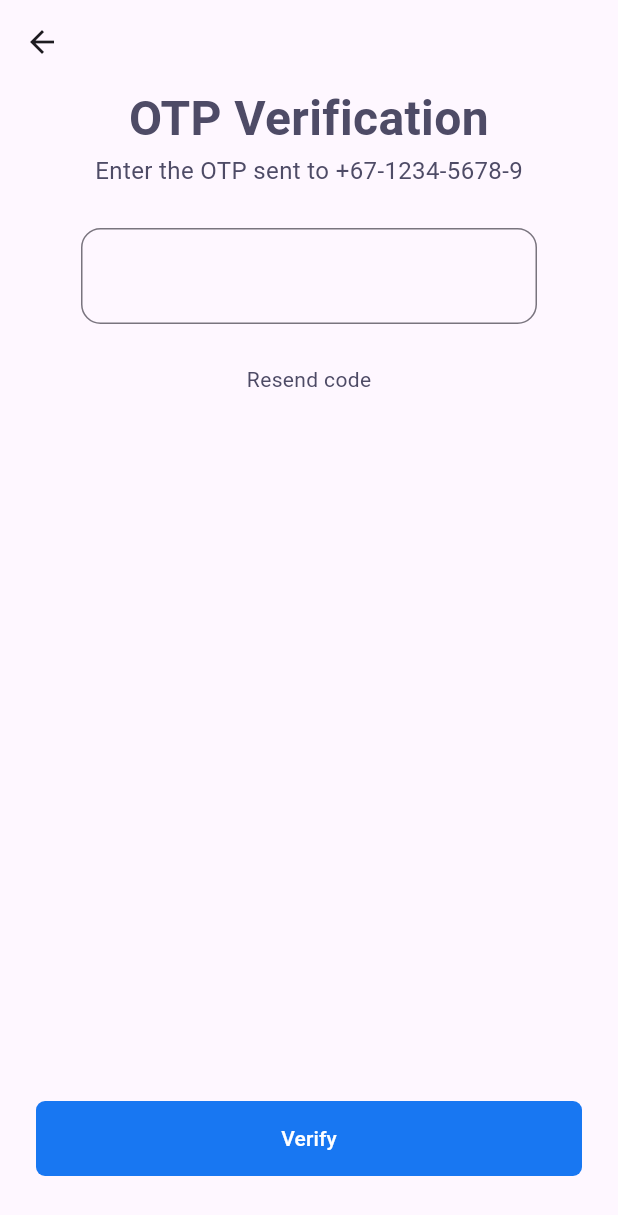
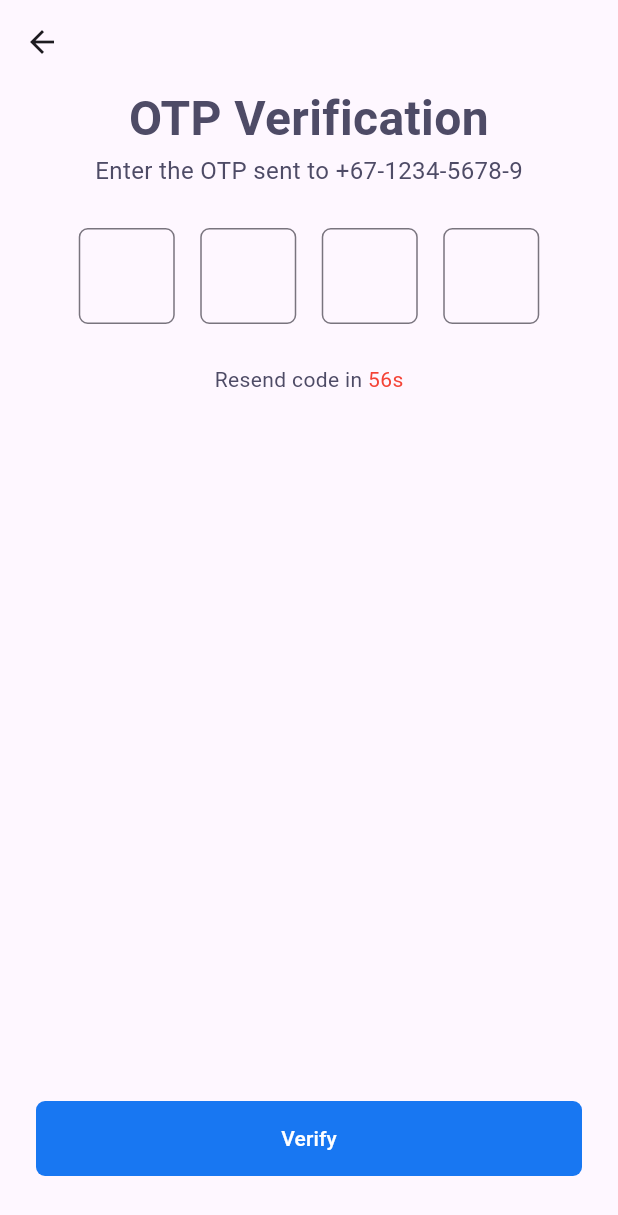
Before and after one commit to Jahongir0203/kakar_news, a Flutter app: the VerificationPage screen opened by its route, on a phone screen of 412 x 824 dp. Shown: the top 1215 px of the screen. Run offline on Flutter 3.47's test engine with Material 3 defaults, Android fonts, the light colour scheme and no system bars; our stand-ins replace bloc, dio, faker, flutter_bloc, flutter_blurhash, flutter_svg and 2 more; generated files the repository leaves out were written again.

Commit message:
Merge branch 'master' of https://github.com/Jahongir0203/kakar_news

```diff
--- a/lib/data/blocs/allCategories_bloc/all_categories_bloc.dart
+++ b/lib/data/blocs/allCategories_bloc/all_categories_bloc.dart
@@ -15,7 +15,7 @@ class AllCategoriesBloc extends Bloc<AllCategoriesEvent, AllCategoriesState> {
       emit(AllCategoriesInitialState());
       try {
         var response = await networKservice.allNews(
-            'wsj.com', 'd4bb802cd5434447a51f0477f58e5e22');
+            'wsj.com', '29397755bab44c4a861e2f85acd9d755');
         emit(AllCategoriesLoadSuccessState(response));
       } catch (e) {
         print(e);
--- a/lib/ui/pages/explore_page/explore_page.dart
+++ b/lib/ui/pages/explore_page/explore_page.dart
@@ -210,7 +210,7 @@ AllCategoriesBloc allCategoriesBloc=AllCategoriesBloc(NetworkService(Dio()));
                       ),
                       SizedBox(
                         width: MediaQuery.of(context).size.width,
-                          height: 500,
+                          height: 900,
                           child: getBody(state)),
                     ])),
               ));
@@ -226,7 +226,7 @@ AllCategoriesBloc allCategoriesBloc=AllCategoriesBloc(NetworkService(Dio()));
       return CircularProgressIndicator();
     }
     if (state is AllCategoriesLoadSuccessState) {
-      print('asdfg');
+
       return ListView.builder(
         physics: const NeverScrollableScrollPhysics(),
         shrinkWrap: true,
@@ -317,9 +317,6 @@ AllCategoriesBloc allCategoriesBloc=AllCategoriesBloc(NetworkService(Dio()));
                   ),
                 ],
               ),
-
-              // Text(article?.description ?? ''),
-              // Add more details or customize the ListTile as needed
             ],
           );
         },
--- a/lib/ui/pages/verification_page/verification_page.dart
+++ b/lib/ui/pages/verification_page/verification_page.dart
@@ -6,6 +6,9 @@ class VerificationPage extends StatelessWidget {
   VerificationPage({Key? key}) : super(key: key);
   static const routeName = '/verificationPage';
  TextEditingController textEditingController = TextEditingController();
+ TextEditingController textEditingController1 = TextEditingController();
+ TextEditingController textEditingController2 = TextEditingController();
+ TextEditingController textEditingController3 = TextEditingController();
   @override
   Widget build(BuildContext context) {
     return Scaffold(
@@ -18,8 +21,11 @@ class VerificationPage extends StatelessWidget {
             Text('OTP Verification', textAlign: TextAlign.center, style: TextStyle(color: AppColors.OnText, fontSize: 32, fontWeight: FontWeight.w700,),),
             Text('Enter the OTP sent to +67-1234-5678-9', style: TextStyle(color: AppColors.OnText, fontSize: 16, fontWeight: FontWeight.w400,),),
             SizedBox(height: 27),
+            Row(
+               mainAxisAlignment: MainAxisAlignment.center,
+              children: [
                 Container(
-              width: 304,
+                  width: 64,
                   height: 64,
                   child: TextField(
                     keyboardType: TextInputType.number,
@@ -31,13 +37,74 @@ class VerificationPage extends StatelessWidget {
                       ),
                       prefixText: '${textEditingController.text}',
                       border: OutlineInputBorder(
-                      borderRadius: BorderRadius.all(Radius.circular(13))
+                          borderRadius: BorderRadius.all(Radius.circular(6))
+                      ),
+                    ),
+                  ),
+                ),SizedBox(width: 17,),
+                Container(
+                  width: 64,
+                  height: 64,
+                  child: TextField(
+                    keyboardType: TextInputType.number,
+                    controller: textEditingController1,
+                    decoration: InputDecoration(
+                      prefixStyle: TextStyle(
+                        fontSize: 32,
+                        fontWeight: FontWeight.w700
+                      ),
+                      prefixText: '${textEditingController1.text}',
+                      border: OutlineInputBorder(
+                          borderRadius: BorderRadius.all(Radius.circular(6))
+                      ),
+                    ),
+                  ),
+                ), SizedBox(width: 17,),
+                Container(
+                  width: 64,
+                  height: 64,
+                  child: TextField(
+                    keyboardType: TextInputType.number,
+                    controller: textEditingController2,
+                    decoration: InputDecoration(
+                      prefixStyle: TextStyle(
+                        fontSize: 32,
+                        fontWeight: FontWeight.w700
+                      ),
+                      prefixText: '${textEditingController2.text}',
+                      border: OutlineInputBorder(
+                          borderRadius: BorderRadius.all(Radius.circular(6))
+                      ),
+                    ),
+                  ),
+                ),SizedBox(width: 17,),
+                Container(
+                  width: 64,
+                  height: 64,
+                  child: TextField(
+                    keyboardType: TextInputType.number,
+                    controller: textEditingController3,
+                    decoration: InputDecoration(
+                      prefixStyle: TextStyle(
+                        fontSize: 32,
+                        fontWeight: FontWeight.w700
+                      ),
+                      prefixText: '${textEditingController3.text}',
+                      border: OutlineInputBorder(
+                          borderRadius: BorderRadius.all(Radius.circular(6))
                       ),
                     ),
                   ),
                 ),
+              ],
+            ),
             SizedBox(height: 27,),
-            Text('Resend code',style: TextStyle(fontWeight: FontWeight.w400,fontSize: 14,color: AppColors.OnText),),
+            Row(mainAxisAlignment: MainAxisAlignment.center,
+              children: [
+                Text('Resend code in ',style: TextStyle(fontWeight: FontWeight.w400,fontSize: 14,color: AppColors.OnText),),
+                Text('56s',style: TextStyle(fontWeight: FontWeight.w400,fontSize: 14,color: Colors.red),),
+              ],
+            ),
             Expanded(
               child: Align(
                 alignment: Alignment.bottomCenter,
--- a/lib/ui/pages/verification_page/verifycation_password.dart
+++ b/lib/ui/pages/verification_page/verifycation_password.dart
@@ -14,6 +14,7 @@ PageController pageController = PageController();
   @override
   Widget build(BuildContext context) {
     return Scaffold(
+      resizeToAvoidBottomInset: true,
       appBar: AppBar(),
       body: PageView(
         controller: pageController,
```
Lines whose indentation alone changed are shown as unchanged.
